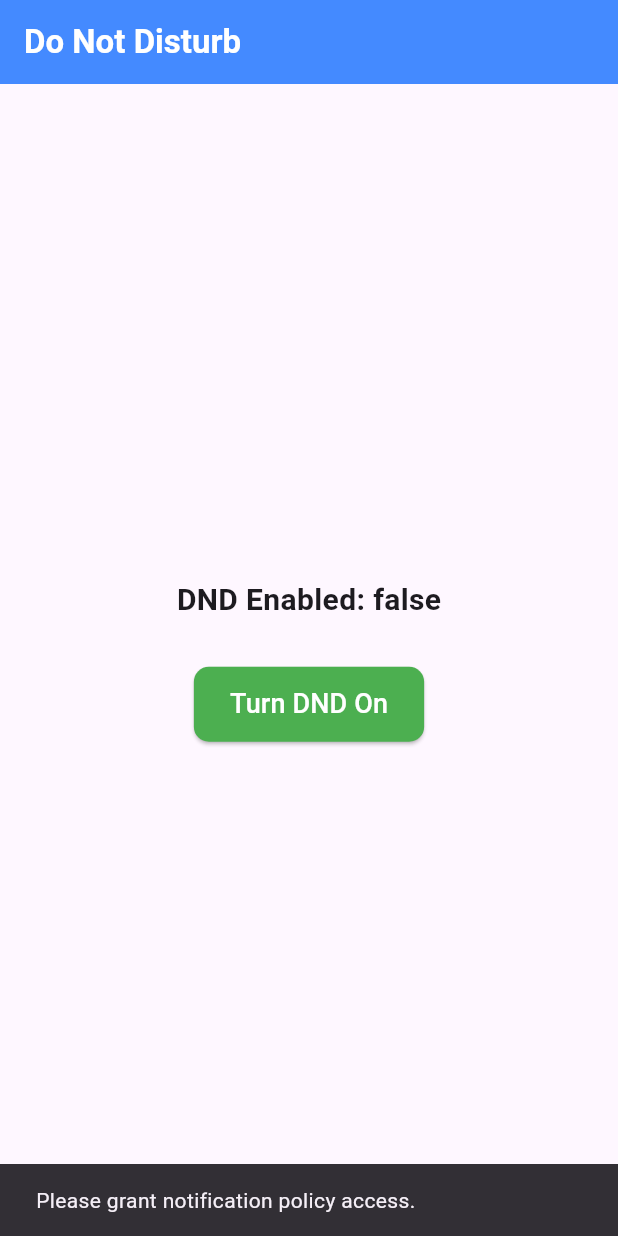
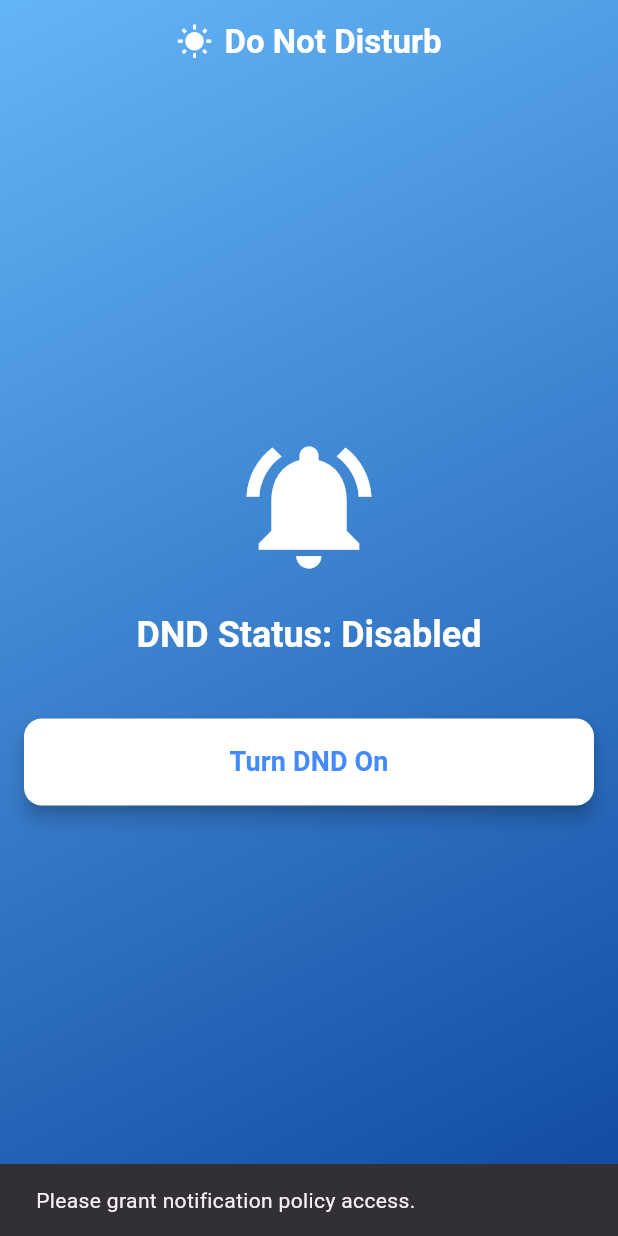
Before and after one commit to Rasheduzzaman-Rochi/dnd_app, a Flutter app: the screen it shows after launch, after a tap on "Turn DND On", on a phone screen of 412 x 824 dp. Run offline on Flutter 3.47's test engine with Material 3 defaults, Android fonts, the phone set to English and light mode, and no system bars; missing offline and left inert: do_not_disturb.

Commit message:
UI changes and added optimistic update

```diff
--- a/lib/main.dart
+++ b/lib/main.dart
@@ -2,17 +2,34 @@ import 'package:flutter/material.dart';
 import 'package:do_not_disturb/do_not_disturb.dart';
 
 void main() {
-  runApp(const MaterialApp(home: DndApp(), debugShowCheckedModeBanner: false));
+  runApp(const DndApp());
 }
 
-class DndApp extends StatefulWidget {
+class DndApp extends StatelessWidget {
   const DndApp({super.key});
 
   @override
-  State<DndApp> createState() => _DndAppState();
+  Widget build(BuildContext context) {
+    return MaterialApp(
+      title: 'Do Not Disturb',
+      theme: ThemeData(
+        primarySwatch: Colors.blue,
+        visualDensity: VisualDensity.adaptivePlatformDensity,
+      ),
+      home: const DndHomePage(),
+      debugShowCheckedModeBanner: false,
+    );
+  }
 }
 
-class _DndAppState extends State<DndApp> {
+class DndHomePage extends StatefulWidget {
+  const DndHomePage({super.key});
+
+  @override
+  State<DndHomePage> createState() => _DndHomePageState();
+}
+
+class _DndHomePageState extends State<DndHomePage> {
   final _dndPlugin = DoNotDisturbPlugin();
   bool _isDndEnabled = false;
 
@@ -34,9 +51,10 @@ class _DndAppState extends State<DndApp> {
   }
 
   Future<void> _toggleDndMode() async {
+    // First, check for permission, as this is a prerequisite and can't be optimistic.
     try {
-      final bool hasAccess = await _dndPlugin
-          .isNotificationPolicyAccessGranted();
+      final bool hasAccess =
+          await _dndPlugin.isNotificationPolicyAccessGranted();
 
       if (!hasAccess) {
         await _dndPlugin.openNotificationPolicyAccessSettings();
@@ -49,15 +67,43 @@ class _DndAppState extends State<DndApp> {
         }
         return;
       }
+    } catch (e) {
+      print('Error checking notification policy access: $e');
+      // Optionally show an error to the user
+      return;
+    }
 
-      if (_isDndEnabled) {
+    // Optimistic UI update
+    final bool previousState = _isDndEnabled;
+    setState(() {
+      _isDndEnabled = !previousState;
+    });
+
+    // Perform the async operation
+    try {
+      if (previousState) {
+        // If it was enabled, disable it
         await _dndPlugin.setInterruptionFilter(InterruptionFilter.all);
       } else {
+        // If it was disabled, enable it
         await _dndPlugin.setInterruptionFilter(InterruptionFilter.alarms);
       }
-      _checkDndEnabled();
+      // After the operation, verify the actual state. This handles cases where the system might not honor the request immediately.
+      await _checkDndEnabled();
     } catch (e) {
       print('Error toggling DND mode: $e');
+      // If there was an error, revert the UI to the previous state
+      setState(() {
+        _isDndEnabled = previousState;
+      });
+      // Optionally, show a message to the user
+      if (context.mounted) {
+        ScaffoldMessenger.of(context).showSnackBar(
+          const SnackBar(
+            content: Text('Failed to change DND mode.'),
+          ),
+        );
+      }
     }
   }
 
@@ -65,43 +111,83 @@ class _DndAppState extends State<DndApp> {
   Widget build(BuildContext context) {
     return Scaffold(
       appBar: AppBar(
-        title: const Text(
+        title: Row(
+          mainAxisAlignment: MainAxisAlignment.center,
+          children: [
+            Icon(
+              _isDndEnabled ? Icons.nights_stay : Icons.wb_sunny,
+              color: Colors.white,
+            ),
+            const SizedBox(width: 8),
+            const Text(
               'Do Not Disturb',
-          style: TextStyle(fontWeight: FontWeight.bold),
+              style: TextStyle(fontWeight: FontWeight.bold, color: Colors.white),
             ),
-        backgroundColor: Colors.blueAccent,
-        foregroundColor: Colors.white,
+          ],
         ),
-      body: Center(
+        centerTitle: true,
+        backgroundColor: Colors.transparent,
+        elevation: 0,
+      ),
+      extendBodyBehindAppBar: true,
+      body: Container(
+        decoration: BoxDecoration(
+          gradient: LinearGradient(
+            colors: [
+              _isDndEnabled ? Colors.red.shade300 : Colors.blue.shade300,
+              _isDndEnabled ? Colors.red.shade900 : Colors.blue.shade900,
+            ],
+            begin: Alignment.topLeft,
+            end: Alignment.bottomRight,
+          ),
+        ),
+        child: Center(
+          child: Padding(
+            padding: const EdgeInsets.all(16.0),
             child: Column(
               mainAxisAlignment: MainAxisAlignment.center,
+              crossAxisAlignment: CrossAxisAlignment.stretch,
               children: <Widget>[
+                Icon(
+                  _isDndEnabled
+                      ? Icons.notifications_off
+                      : Icons.notifications_active,
+                  size: 100,
+                  color: Colors.white,
+                ),
+                const SizedBox(height: 20),
                 Text(
-              'DND Enabled: $_isDndEnabled',
-              style: const TextStyle(fontSize: 20, fontWeight: FontWeight.bold),
+                  'DND Status: ${_isDndEnabled ? 'Enabled' : 'Disabled'}',
+                  textAlign: TextAlign.center,
+                  style: Theme.of(context).textTheme.headlineSmall?.copyWith(
+                        fontWeight: FontWeight.bold,
+                        color: Colors.white,
                       ),
-            const SizedBox(height: 30),
+                ),
+                const SizedBox(height: 40),
                 ElevatedButton(
                   onPressed: _toggleDndMode,
                   style: ElevatedButton.styleFrom(
-                backgroundColor: _isDndEnabled ? Colors.red : Colors.green,
-                foregroundColor: Colors.white,
-                padding: const EdgeInsets.symmetric(
-                  horizontal: 24,
-                  vertical: 12,
+                    backgroundColor: Colors.white,
+                    foregroundColor:
+                        _isDndEnabled ? Colors.redAccent : Colors.blueAccent,
+                    padding: const EdgeInsets.symmetric(vertical: 16),
+                    shape: RoundedRectangleBorder(
+                      borderRadius: BorderRadius.circular(12),
                     ),
-                shape: RoundedRectangleBorder(
-                  borderRadius: BorderRadius.circular(10),
-                ),
+                    elevation: 5,
                   ),
                   child: Text(
                     _isDndEnabled ? 'Turn DND Off' : 'Turn DND On',
-                style: const TextStyle(fontSize: 18),
+                    style: const TextStyle(
+                        fontSize: 18, fontWeight: FontWeight.bold),
                   ),
                 ),
               ],
             ),
           ),
+        ),
+      ),
     );
   }
 }
```
Lines whose indentation alone changed are shown as unchanged.
